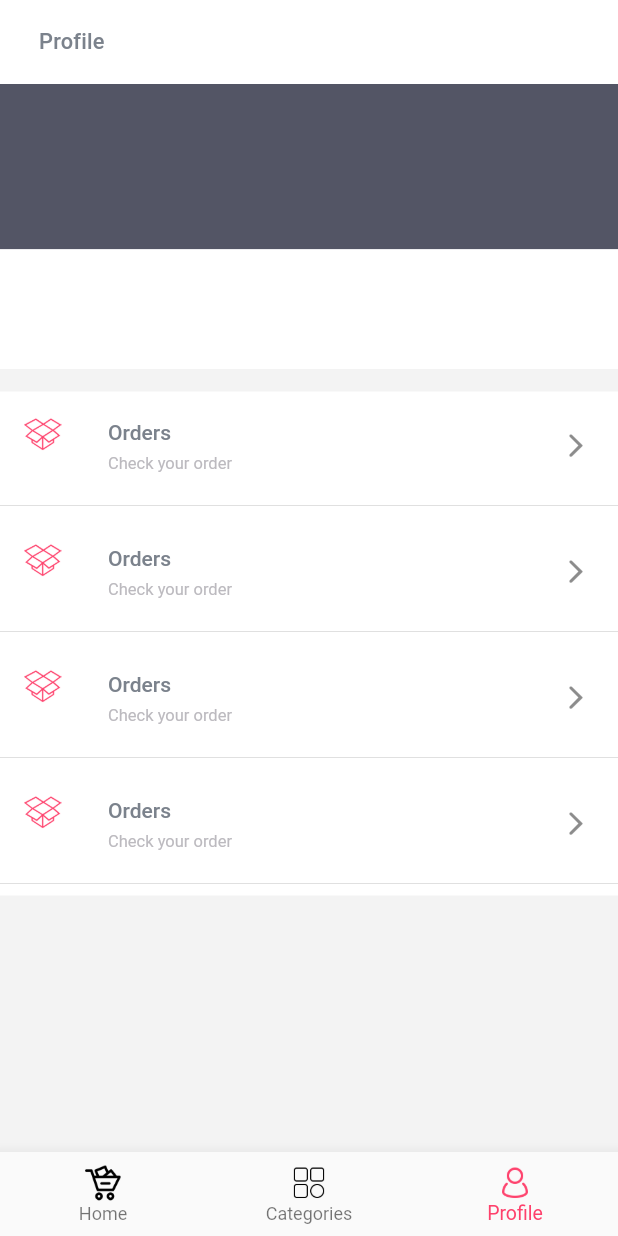
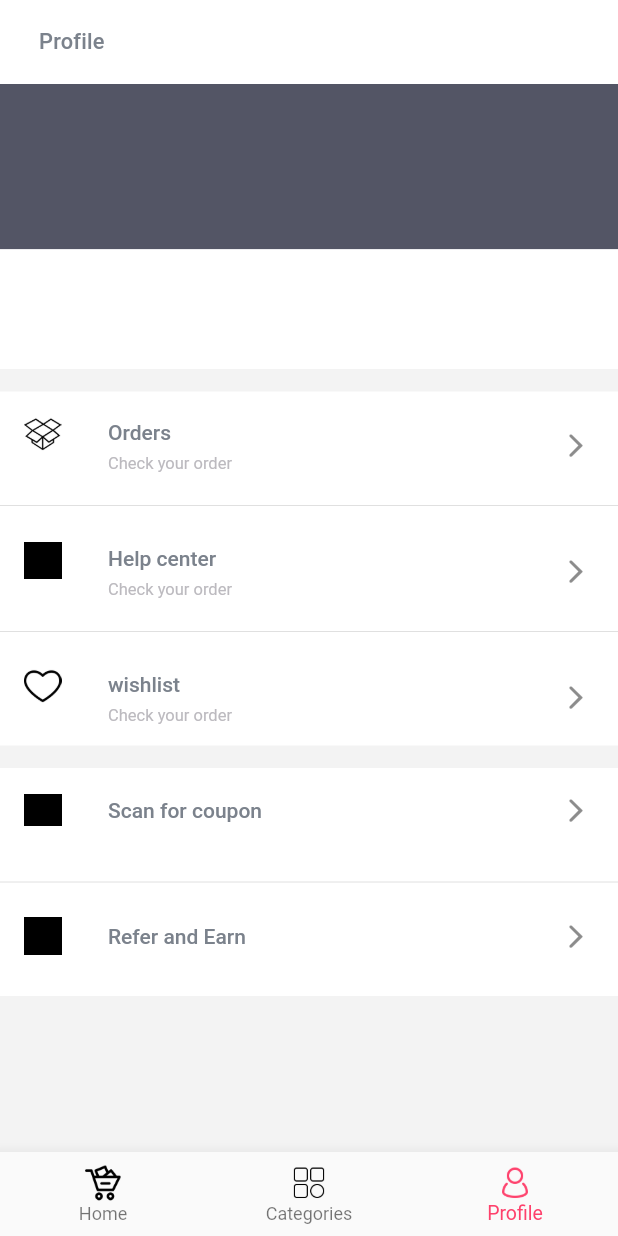
Before and after one commit to seyeadamaUASZ/myntra, a Flutter app: the screen it shows after launch, item 3 of the bottom bar chosen, on a phone screen of 412 x 824 dp. Run offline on Flutter 3.47's test engine with Material 2 defaults, Android fonts, the light colour scheme and no system bars; our stand-ins replace get.

Commit message:
suite profile

```diff
--- a/lib/feature/landing_page/landing_page.dart
+++ b/lib/feature/landing_page/landing_page.dart
@@ -27,13 +27,25 @@ class _LandingPageState extends State<LandingPage> {
               });
            },
            items: [
-             BottomNavigationBarItem(icon: SPIcon(assetname: "logo-black.png",index: 0,currentIndex: currentIndex,),
+             BottomNavigationBarItem(
+               icon: SPIcon(
+                 assetname: "logo-black.png",
+                 isSelected: 0==currentIndex,
+                 ),
               label: "Home"
              ),
-             BottomNavigationBarItem(icon: SPIcon(assetname: "categories.png",index: 1,currentIndex: currentIndex,),
+             BottomNavigationBarItem(
+               icon: SPIcon(
+                 assetname: "categories.png",
+                isSelected: 1==currentIndex,
+                 ),
              label: "Categories"
              ),
-             BottomNavigationBarItem(icon: SPIcon(assetname: "profile.png",index: 2,currentIndex: currentIndex,),
+             BottomNavigationBarItem(
+               icon: SPIcon(
+                 assetname: "profile.png",
+                 isSelected: 2==currentIndex,
+                 ),
              label: "Profile"
              )
            ],
--- a/lib/feature/profile/profile_without_login.dart
+++ b/lib/feature/profile/profile_without_login.dart
@@ -29,13 +29,48 @@ class ProfileWithoutLogin extends StatelessWidget {
         Container(
           color: AppColor.whiteColor,
           child: Column(
-          children: [
-            ProfileItem(),
-            ProfileItem(),
-            ProfileItem(),
-            ProfileItem(),
+          children:  [
+            ProfileItem(
+              title: "Orders",
+              subtitle: "Check your order",
+              assetName: "orders.png",
+              isLast: false,
+
+            ),
+            ProfileItem(
+              title: "Help center",
+              subtitle: "Help regarding ",
+              assetName: "help-desk.png",
+              isLast: false,
+            ),
+            ProfileItem(
+              title: "wishlist",
+              subtitle: "your most loved",
+              assetName: "wishlist.png",
+              isLast: true,
+            ),
           ],
-        ))
+        )
+        ),
+        SizedBox(height: 15,),
+        Container(
+          color: AppColor.whiteColor,
+          child: Column(
+          children:  [
+            ProfileItem(
+              title: "Scan for coupon",
+              assetName: "qr-code.png",
+              isLast: false,
+
+            ),
+            ProfileItem(
+              title: "Refer and Earn",
+              assetName: "help-desk.png",
+              isLast: true,
+            ),
+          ],
+        )
+        ),
       ],
     );
   }
--- a/lib/foundation/profile_item/profile_item.dart
+++ b/lib/foundation/profile_item/profile_item.dart
@@ -2,14 +2,16 @@ import 'package:flutter/cupertino.dart';
 import 'package:flutter/material.dart';
 import 'package:myntra/foundation/sp_icon/sp_icon.dart';
 
-class ProfileItem extends StatefulWidget {
-  ProfileItem({Key? key}) : super(key: key);
 
-  @override
-  _ProfileItemState createState() => _ProfileItemState();
-}
+class ProfileItem extends StatelessWidget {
+  ProfileItem({Key? key, required this.title,this.subtitle,
+  required this.assetName,required this.isLast}) : super(key: key);
 
-class _ProfileItemState extends State<ProfileItem> {
+  final String title;
+  final String? subtitle;
+  final String assetName;
+  final bool isLast;
+
   @override
   Widget build(BuildContext context) {
 
@@ -18,15 +20,30 @@ class _ProfileItemState extends State<ProfileItem> {
         Container(
           height: 68,
           child: ListTile(
-            leading: SPIcon(assetname: "orders.png",),
-            title: Text("Orders",style: Theme.of(context).textTheme.bodyText1,),
-            subtitle: Text("Check your order",style: Theme.of(context).textTheme.caption,),
-            trailing: Icon(CupertinoIcons.chevron_forward),
+            leading: SPIcon(assetname: assetName,),
+            title: Text(
+              title,
+              style:
+              Theme.of(context).textTheme.bodyText1,
+              ),
+            subtitle:subtitle !=null ? Text(
+              "Check your order",
+              style: Theme.of(context).textTheme.caption,
+              ):null,
+            trailing: InkWell(
+              onTap: (){
+
+              },
+              child: Icon(
+                CupertinoIcons.chevron_forward
+                ),
+            ),
           ),
         ),
-        Divider()
+        isLast ? Container(): Divider()
 
       ],
     );
   }
+
 }
--- a/lib/foundation/sp_icon/sp_icon.dart
+++ b/lib/foundation/sp_icon/sp_icon.dart
@@ -1,16 +1,16 @@
 import 'package:flutter/material.dart';
 
 class SPIcon extends StatelessWidget {
-  const SPIcon({Key? key,required this.assetname, this.index, this.currentIndex}) : super(key: key);
+  const SPIcon({Key? key,required this.assetname,this.isSelected=false}) : super(key: key);
   final String assetname;
-  final int? index;
-  final int? currentIndex;
+
+  final bool isSelected;
   @override
   Widget build(BuildContext context) {
     return Image.asset("assets/images/$assetname",
     height: 25,
     width: 25,
-    color: index==currentIndex?const Color(0xfffe416c):Colors.black
+    color: isSelected ?const Color(0xfffe416c):Colors.black
     );
   }
 }
--- a/pubspec.yaml
+++ b/pubspec.yaml
@@ -18,7 +18,7 @@ publish_to: 'none' # Remove this line if you wish to publish to pub.dev
 version: 1.0.0+1
 
 environment:
-  sdk: ">=2.15.1 <3.0.0"
+  sdk: ">=2.12.0 <3.0.0"
 
 # Dependencies specify other packages that your package needs in order to work.
 # To automatically upgrade your package dependencies to the latest versions
```
Also changed, not shown: assets/images/help-desk.png (added), assets/images/qr-code.png (added).
